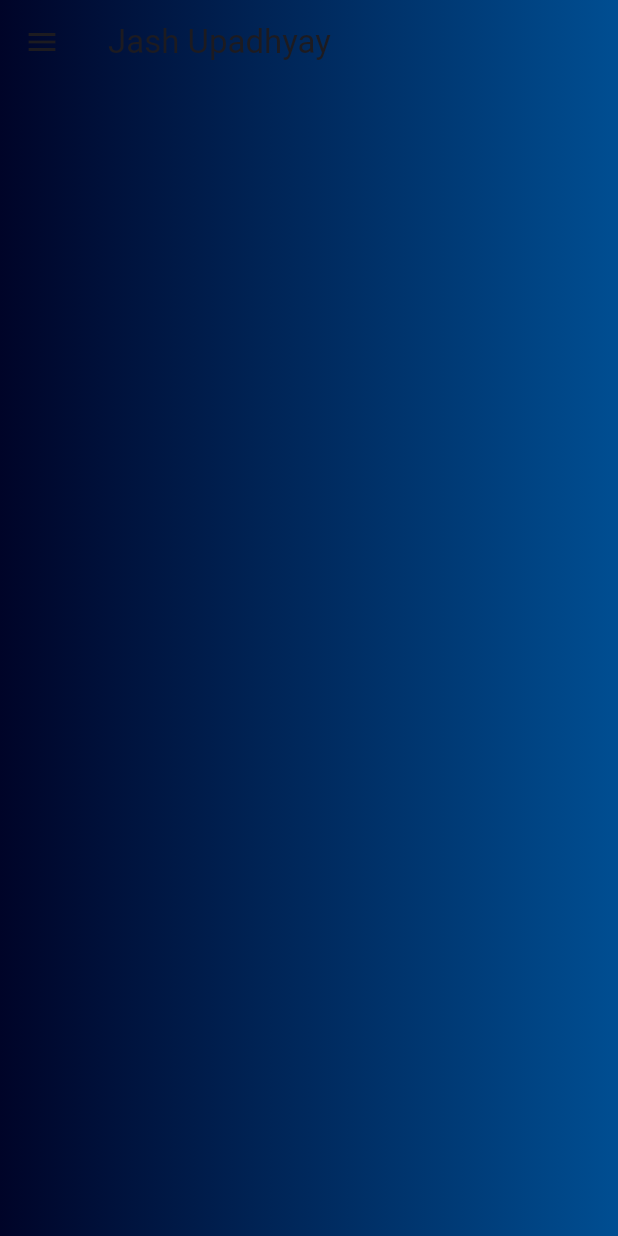
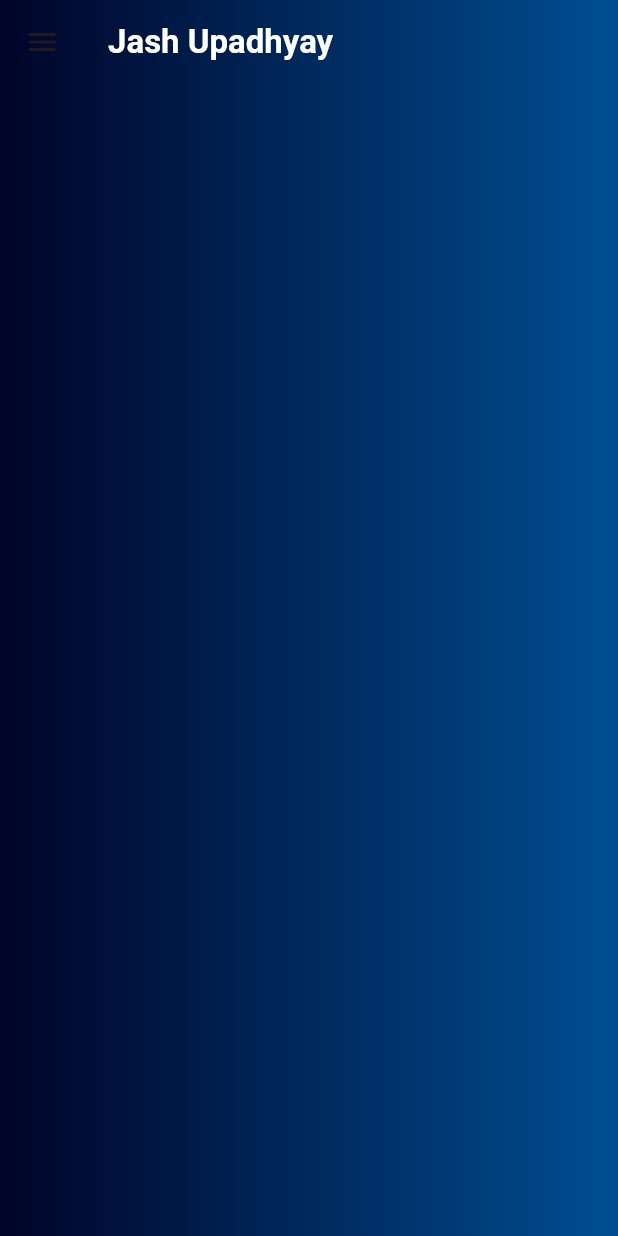
Before and after one commit to perpetualcuriosity/flutter-personal-application, a Flutter app: the screen it shows after launch, on a phone screen of 412 x 824 dp. Run offline on Flutter 3.47's test engine with Material 3 defaults, Android fonts, the phone set to English and light mode, and no system bars.

Commit message:
text style global applied

```diff
--- a/flutter_personal_application/lib/fpa_responsive_views/fpa_mobile_view_homepage.dart
+++ b/flutter_personal_application/lib/fpa_responsive_views/fpa_mobile_view_homepage.dart
@@ -16,7 +16,7 @@ class _MobileView extends State<MobileView> {
   @override
   Widget build(BuildContext context) {
     return (Scaffold(
-        appBar: AppBar(flexibleSpace: Container(decoration: BoxDecoration(gradient: LinearGradient(colors: col)),),title: Text('Jash Upadhyay')),
+        appBar: AppBar(flexibleSpace: Container(decoration: BoxDecoration(gradient: LinearGradient(colors: col)),),title: Text('Jash Upadhyay',style: stl)),
         drawer: Drawer(
             child: Center(
           child: Column(
@@ -32,7 +32,7 @@ class _MobileView extends State<MobileView> {
                       children: [
                         Icon(Icons.home),
                         SizedBox(width: 8), // Space between icon and text
-                        Text('Home'),
+                        Text('Home',style: stl),
                       ],
                     ),
                   ),
@@ -52,7 +52,7 @@ class _MobileView extends State<MobileView> {
                       children: [
                         Icon(Icons.school),
                         SizedBox(width: 8),
-                        Text('Education'),
+                        Text('Education',style: stl),
                       ],
                     ),
                   ),
@@ -72,7 +72,7 @@ class _MobileView extends State<MobileView> {
                       children: [
                         Icon(Icons.star),
                         SizedBox(width: 8),
-                        Text('Skills'),
+                        Text('Skills',style: stl),
                       ],
                     ),
                   ),
@@ -92,7 +92,7 @@ class _MobileView extends State<MobileView> {
                       children: [
                         Icon(Icons.work),
                         SizedBox(width: 8),
-                        Text('Projects'),
+                        Text('Projects',style: stl),
                       ],
                     ),
                   ),
@@ -112,7 +112,7 @@ class _MobileView extends State<MobileView> {
                       children: [
                         Icon(Icons.contact_mail),
                         SizedBox(width: 8),
-                        Text('Contact'),
+                        Text('Contact',style: stl),
                       ],
                     ),
                   ),
--- a/flutter_personal_application/lib/global_theme/global_theme.dart
+++ b/flutter_personal_application/lib/global_theme/global_theme.dart
@@ -1,3 +1,4 @@
 import 'package:flutter/material.dart';
 //frost
 List<Color> col = [Color(0xff000428),Color(0xff004e92)];
+var stl = TextStyle(color: Colors.white,fontWeight: FontWeight.bold);
```
Also changed, not shown: flutter_personal_application/lib/fpa_responsive_views/fpa_desktop_view_homepage.dart (+6 -6 lines).
